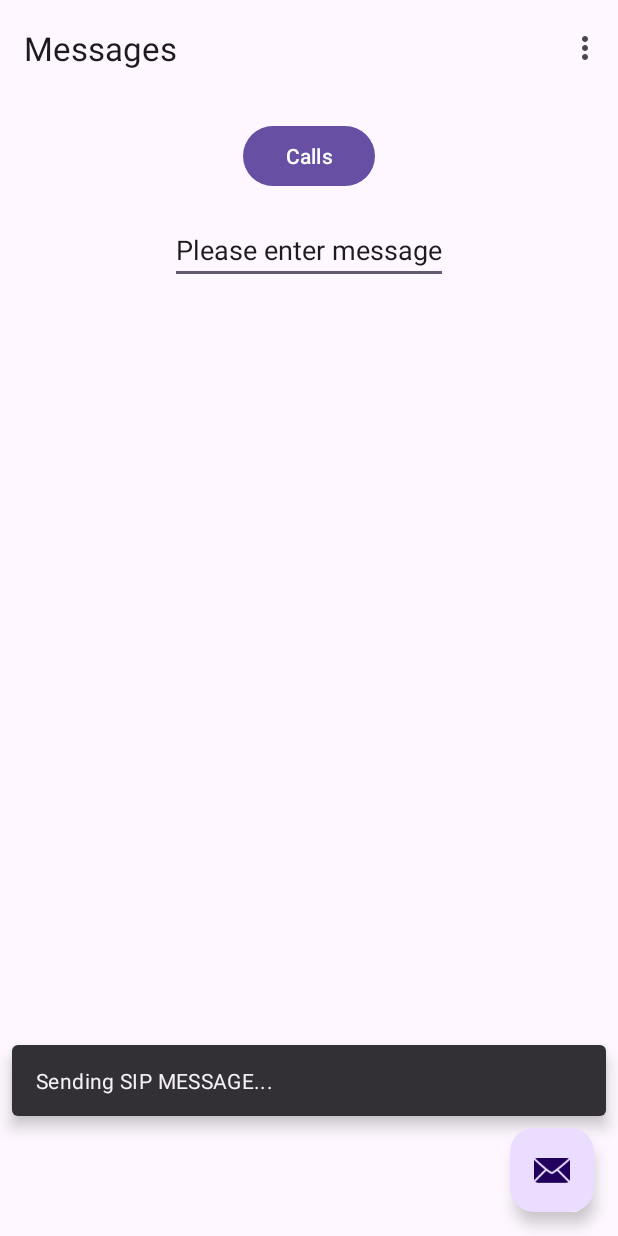
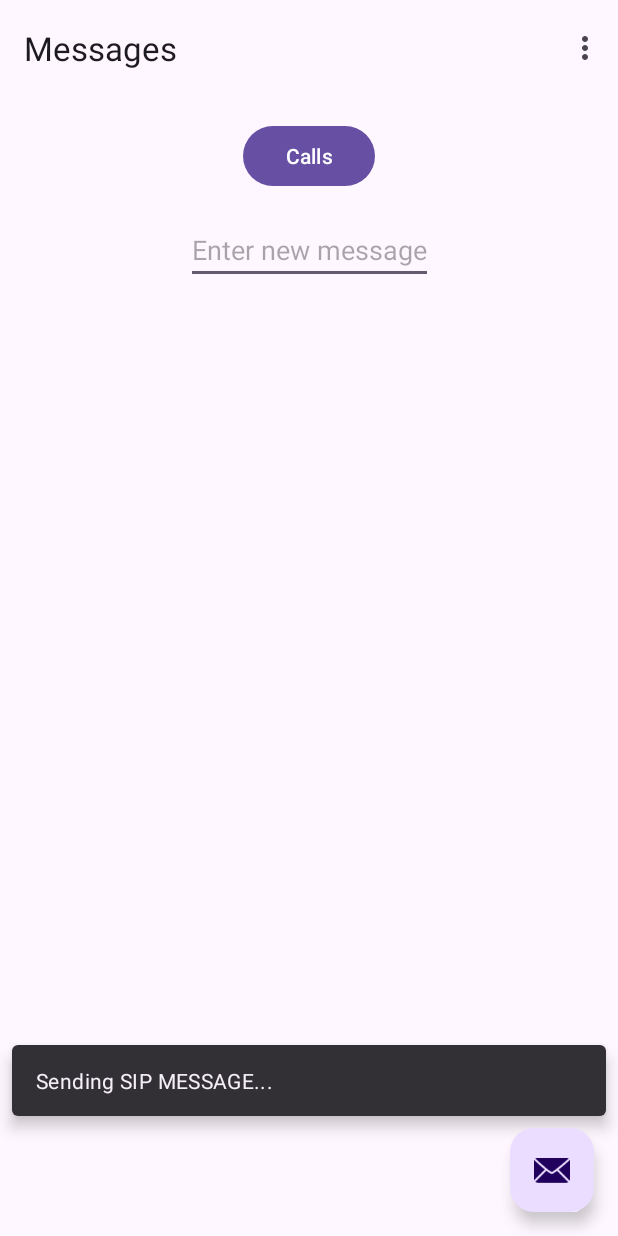
Before and after one commit to akabihno/bluetooth-network, an Android app: the screen it shows after launch (MainActivity), after a tap on an icon or button, on a phone screen of 412 x 824 dp. Run offline under Robolectric (Android 15) with nearby library versions, the phone set to English and light mode, and no system bars; our stand-ins replace navigation-ui; libraries missing offline, so code that uses them is left out: io.github.cdimascio.dotenv; 2 statements that could not run were skipped.

Commit message:
Design changes

```diff
--- a/app/src/main/java/com/garin/bluetooth_network/MainActivity.java
+++ b/app/src/main/java/com/garin/bluetooth_network/MainActivity.java
@@ -83,6 +83,8 @@ public class MainActivity extends AppCompatActivity {
                     .setAction("Action", null).show();
 
             callSipMessage();
+
+            editTextMessage.setText("");
         });
 
         this.registerReceiver(BroadcastReceiver, new IntentFilter(BluetoothAdapter.ACTION_STATE_CHANGED));
--- a/app/src/main/res/layout/fragment_first.xml
+++ b/app/src/main/res/layout/fragment_first.xml
@@ -26,7 +26,7 @@
             android:layout_width="wrap_content"
             android:layout_height="wrap_content"
             android:layout_marginTop="16dp"
-            android:text="@string/messages_content"
+            android:hint="@string/messages_content"
             app:layout_constraintBottom_toBottomOf="parent"
             app:layout_constraintEnd_toEndOf="parent"
             app:layout_constraintStart_toStartOf="parent"
--- a/app/src/main/res/values/strings.xml
+++ b/app/src/main/res/values/strings.xml
@@ -8,7 +8,7 @@
     <string name="messages">Messages</string>
 
     <string name="messages_content">
-        Please enter message
+        Enter new message
     </string>
     <string name="calls_content">
         Content here
```
